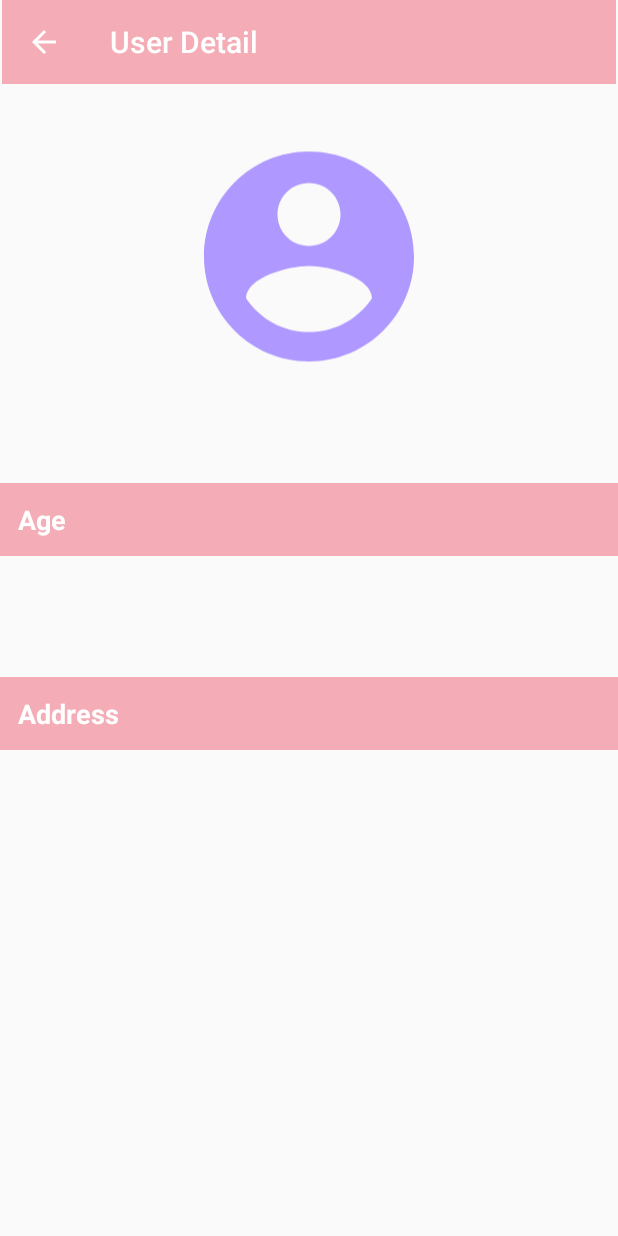
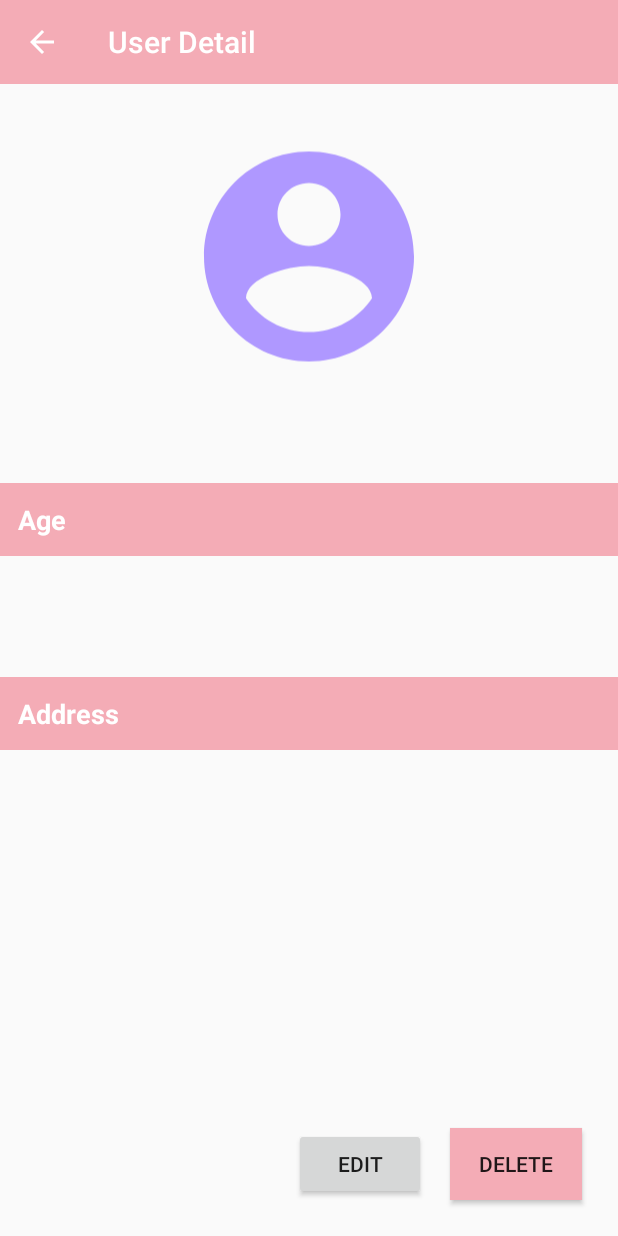
Before and after one commit to tinaranw/UTSProgTech_0706011910028, an Android app: the UserActivity screen opened directly, with no data from a screen before it, on a phone screen of 412 x 824 dp. Run offline under Robolectric (Android 15) with nearby library versions, the phone set to English and light mode, and no system bars; 3 statements that could not run were skipped.

Commit message:
edit+ delete (no confirmation+ loading di delete)

```diff
--- a/app/src/main/java/com/uc/utsprogtech_0706011910028/Adapter/MyAdapter.java
+++ b/app/src/main/java/com/uc/utsprogtech_0706011910028/Adapter/MyAdapter.java
@@ -68,7 +68,6 @@ public class MyAdapter extends RecyclerView.Adapter<MyAdapter.MyViewHolder>{
     }
 
     public interface OnContactListener{
-
         void onContactClick(int position);
     }
 }
--- a/app/src/main/java/com/uc/utsprogtech_0706011910028/UserActivity.java
+++ b/app/src/main/java/com/uc/utsprogtech_0706011910028/UserActivity.java
@@ -5,6 +5,8 @@ import androidx.appcompat.app.AppCompatActivity;
 import android.content.Intent;
 import android.os.Bundle;
 import android.util.Log;
+import android.view.View;
+import android.widget.Button;
 import android.widget.TextView;
 import android.widget.Toast;
 
@@ -20,14 +22,14 @@ public class UserActivity extends AppCompatActivity {
     ArrayList<User> mContacts = SaveData.saveList;
     String name, address;
     String age;
-    User contact;
+    Button editBtn, deleteBtn;
     @Override
     protected void onCreate(Bundle savedInstanceState) {
         super.onCreate(savedInstanceState);
         setContentView(R.layout.activity_user);
 
         Intent intent = getIntent();
-        int position = intent.getIntExtra("contact_info",0);
+        final int position = intent.getIntExtra("contact_info",0);
         Log.d("position", String.valueOf(position));
         name = mContacts.get(position).getName();
         age = mContacts.get(position).getAge();
@@ -45,5 +47,25 @@ public class UserActivity extends AppCompatActivity {
         ageContact.setText(age);
         addressContact.setText(address);
 
+        editBtn = findViewById(R.id.editBtn);
+        deleteBtn = findViewById(R.id.deleteBtn);
+
+        editBtn.setOnClickListener(new View.OnClickListener() {
+            @Override
+            public void onClick(View v) {
+                Intent intent = new Intent(UserActivity.this,EditUserActivity.class);
+                intent.putExtra("position", position);
+                startActivity(intent);
+            }
+        });
+
+        deleteBtn.setOnClickListener(new View.OnClickListener() {
+            @Override
+            public void onClick(View v) {
+                mContacts.remove(position);
+                Intent intent = new Intent(UserActivity.this,MainActivity.class);
+                startActivity(intent);
+            }
+        });
     }
 }
--- a/app/src/main/res/layout/activity_edit_user.xml
+++ b/app/src/main/res/layout/activity_edit_user.xml
@@ -45,6 +45,7 @@
                 app:layout_constraintTop_toBottomOf="@+id/toolbar">
 
                 <com.google.android.material.textfield.TextInputEditText
+                    android:id="@+id/edit_nametext"
                     android:layout_width="match_parent"
                     android:layout_height="wrap_content"
                     android:hint="@string/FullNameHint" />
@@ -60,6 +61,7 @@
                 app:layout_constraintTop_toBottomOf="@+id/edit_name">
 
                 <com.google.android.material.textfield.TextInputEditText
+                    android:id="@+id/edit_agetext"
                     android:layout_width="match_parent"
                     android:layout_height="wrap_content"
                     android:hint="@string/AgeHint" />
@@ -75,6 +77,7 @@
                 app:layout_constraintTop_toBottomOf="@+id/edit_age">
 
                 <com.google.android.material.textfield.TextInputEditText
+                    android:id="@+id/edit_addresstext"
                     android:layout_width="match_parent"
                     android:layout_height="wrap_content"
                     android:hint="@string/AddressHint" />
@@ -88,7 +91,7 @@
                 android:layout_marginEnd="16dp"
                 android:layout_marginBottom="16dp"
                 android:background="@drawable/button_selector"
-                android:enabled="false"
+                android:enabled="true"
                 android:text="@string/EditDataButton"
                 android:textColor="#FFFFFF"
                 app:layout_constraintBottom_toBottomOf="parent"
--- a/app/src/main/res/layout/activity_user.xml
+++ b/app/src/main/res/layout/activity_user.xml
@@ -8,7 +8,7 @@
 
     <androidx.appcompat.widget.Toolbar
         android:id="@+id/userdetail_toolbar"
-        android:layout_width="409dp"
+        android:layout_width="0dp"
         android:layout_height="wrap_content"
         android:background="?attr/colorPrimary"
         android:minHeight="?attr/actionBarSize"
@@ -100,4 +100,25 @@
         app:layout_constraintStart_toStartOf="parent"
         app:layout_constraintTop_toBottomOf="@+id/textView7" />
 
+    <Button
+        android:id="@+id/editBtn"
+        android:layout_width="wrap_content"
+        android:layout_height="wrap_content"
+        android:layout_marginEnd="16dp"
+        android:text="@string/editBtn"
+        app:layout_constraintBottom_toBottomOf="@+id/deleteBtn"
+        app:layout_constraintEnd_toStartOf="@+id/deleteBtn"
+        app:layout_constraintTop_toTopOf="@+id/deleteBtn" />
+
+    <Button
+        android:id="@+id/deleteBtn"
+        android:layout_width="wrap_content"
+        android:layout_height="wrap_content"
+        android:layout_marginEnd="24dp"
+        android:layout_marginBottom="24dp"
+        android:background="#F4ACB6"
+        android:text="@string/deleteBtn"
+        app:layout_constraintBottom_toBottomOf="parent"
+        app:layout_constraintEnd_toEndOf="parent" />
+
 </androidx.constraintlayout.widget.ConstraintLayout>
--- a/app/src/main/res/values/strings.xml
+++ b/app/src/main/res/values/strings.xml
@@ -14,4 +14,6 @@
     <string name="AgeTitle">Age</string>
     <string name="NameTitle">Name</string>
     <string name="AddressTitle">Address</string>
+    <string name="deleteBtn">Delete</string>
+    <string name="editBtn">Edit</string>
 </resources>
```
Also changed, not shown: app/src/main/java/com/uc/utsprogtech_0706011910028/EditUserActivity.java (+75 -1 lines), app/src/main/java/com/uc/utsprogtech_0706011910028/MainActivity.java (+10 -6 lines), app/src/main/res/layout/activity_main.xml (+0 -12 lines).
